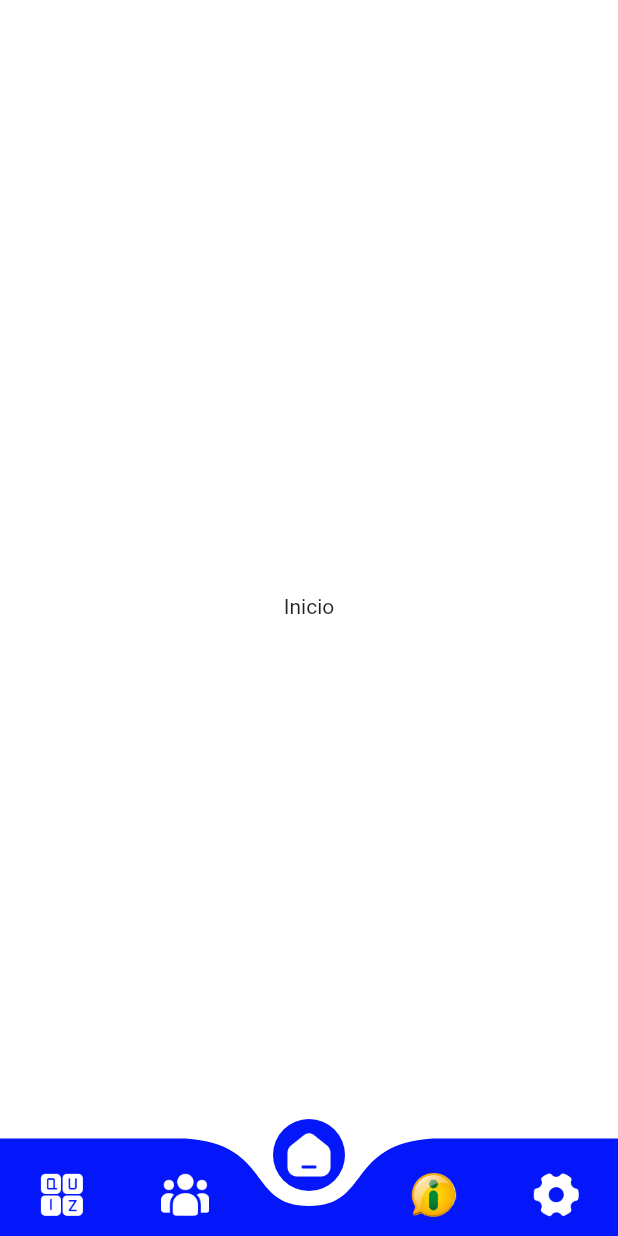
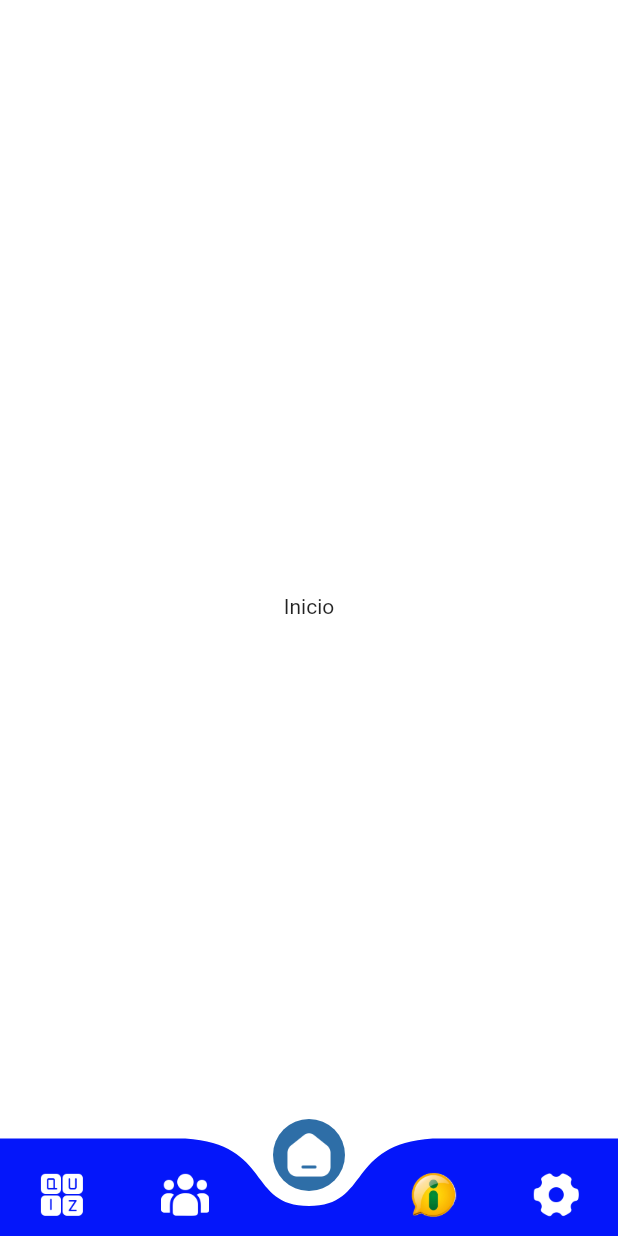
Before and after one commit to Markfgui675/AppSecretaria, a Flutter app: the screen it shows after launch, on a phone screen of 412 x 824 dp. Run offline on Flutter 3.47's test engine with Material 2 defaults, Android fonts, the phone set to English and light mode, and no system bars; drawn by our look-alikes of curved_navigation_bar.

Commit message:
NEW COLOR

```diff
--- a/lib/Home.dart
+++ b/lib/Home.dart
@@ -45,7 +45,7 @@ class _HomeState extends State<Home> {
       bottomNavigationBar: CurvedNavigationBar(
         height: 65.0,
         backgroundColor: Colors.white,
-        buttonBackgroundColor: Color(0xff0416fa),
+        buttonBackgroundColor: Color(0xff2E6EA7),
         color: Color(0xff0416fa),
         animationDuration: Duration(milliseconds: 300),
         index: _indice,
```
